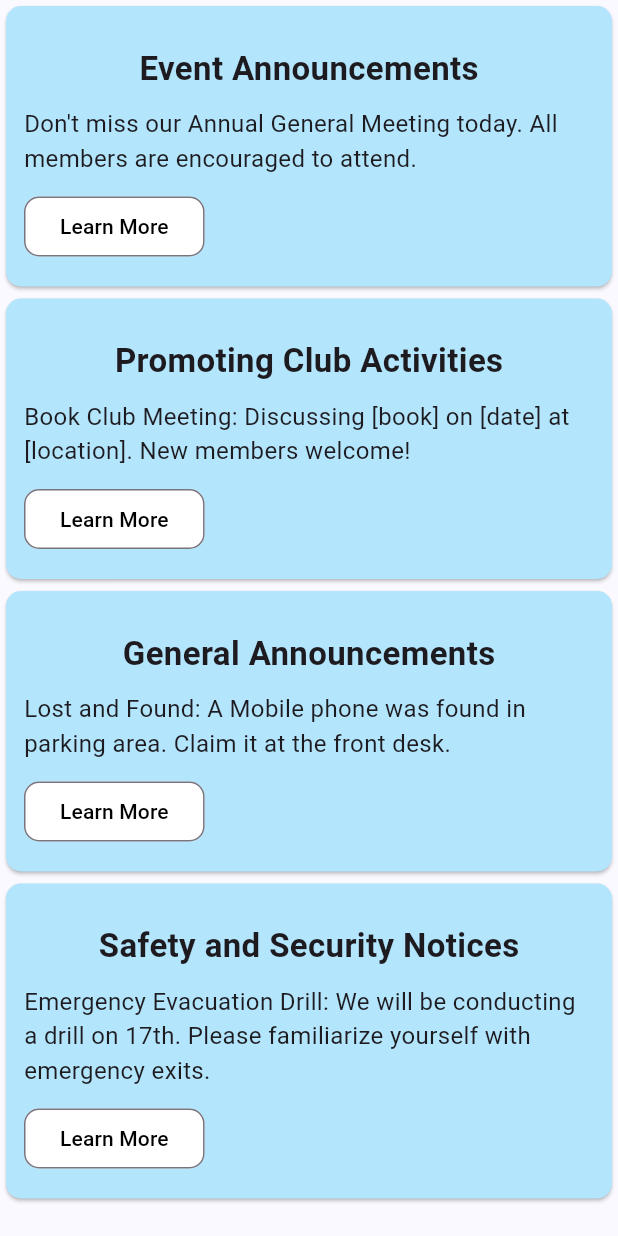
After one commit to ajay-rathod0801/reside_ease, a Flutter app: the CommunityNotice screen opened directly, on a phone screen of 412 x 824 dp. The commit adds this screen. Run offline on Flutter 3.47's test engine with Material 3 defaults, Android fonts, the phone set to English and light mode, and no system bars; our stand-ins replace pin_code_fields; network calls fail.

Commit message:
NoticeCards & NotifeBoard

```diff
--- a/lib/community_event_page.dart
+++ b/lib/community_event_page.dart
@@ -8,7 +8,7 @@ class CommunityEvent extends StatelessWidget {
   Widget build(BuildContext context) {
     return Scaffold(
           body: ListView(
-            padding: EdgeInsets.all(8),
+            padding: const EdgeInsets.all(8),
             children: [
               CardEvents(
                 imageUrl: 'https://images.unsplash.com/photo-1504805572947-34fad45aed93?q=80&w=2070&auto=format&fit=crop&ixlib=rb-4.0.3&ixid=M3wxMjA3fDB8MHxwaG90by1wYWdlfHx8fGVufDB8fHx8fA%3D%3D',
@@ -21,7 +21,7 @@ class CommunityEvent extends StatelessWidget {
                   // Add learn more logic here
                 },
               ),
-              SizedBox(height: 8),
+              const SizedBox(height: 8),
               CardEvents(
                 imageUrl: 'https://images.unsplash.com/photo-1683009427666-340595e57e43?q=80&w=2070&auto=format&fit=crop&ixlib=rb-4.0.3&ixid=M3wxMjA3fDF8MHxwaG90by1wYWdlfHx8fGVufDB8fHx8fA%3D%3D',
                 title: 'Scuba Diving in the Carribean 🏝️',
@@ -33,7 +33,7 @@ class CommunityEvent extends StatelessWidget {
                   // Add learn more logic here
                 },
               ),
-                            SizedBox(height: 8),
+                            const SizedBox(height: 8),
 
               CardEvents(
                 imageUrl: 'https://images.unsplash.com/photo-1682685797527-63b4e495938f?q=80&w=2070&auto=format&fit=crop&ixlib=rb-4.0.3&ixid=M3wxMjA3fDF8MHxwaG90by1wYWdlfHx8fGVufDB8fHx8fA%3D%3D',
@@ -46,7 +46,7 @@ class CommunityEvent extends StatelessWidget {
                   // Add learn more logic here
                 },
               ),
-                            SizedBox(height: 8),
+                            const SizedBox(height: 8),
 
               CardEvents(
                 imageUrl: 'https://images.unsplash.com/photo-1682685797366-715d29e33f9d?q=80&w=2070&auto=format&fit=crop&ixlib=rb-4.0.3&ixid=M3wxMjA3fDF8MHxwaG90by1wYWdlfHx8fGVufDB8fHx8fA%3D%3D',
--- /dev/null
+++ b/lib/community_notice_board.dart
@@ -0,0 +1,48 @@
+import 'package:flutter/material.dart';
+import 'package:reside_ease/widgets/notice_card.dart';
+
+
+
+class CommunityNotice extends StatelessWidget {
+  const CommunityNotice({super.key});
+
+  @override
+  Widget build(BuildContext context) {
+    return Scaffold(
+        body: ListView(
+          children: [
+            CardNotice(
+              title: 'Event Announcements',
+              description:
+              "Don't miss our Annual General Meeting today. All members are encouraged to attend.",
+              onLearnMorePressed: () {
+                // Add learn more logic here
+              },
+            ),
+            CardNotice(
+              title: 'Promoting Club Activities',
+              description: "Book Club Meeting: Discussing [book] on [date] at [location]. New members welcome!",
+              onLearnMorePressed: () {
+                // Add learn more logic here
+              },
+            ),
+            CardNotice(
+              title: 'General Announcements',
+              description: "Lost and Found: A Mobile phone was found in parking area. Claim it at the front desk.",
+              onLearnMorePressed: () {
+                // Add learn more logic here
+              },
+            ),
+            CardNotice(
+              title: 'Safety and Security Notices',
+              description: "Emergency Evacuation Drill: We will be conducting a drill on 17th. Please familiarize yourself with emergency exits.",
+              onLearnMorePressed: () {
+                // Add learn more logic here
+              },
+            ),
+            // Add more CardEvents as needed
+          ],
+        ),
+    );
+  }
+}
--- a/lib/community_page.dart
+++ b/lib/community_page.dart
@@ -2,6 +2,7 @@ import 'package:flutter/material.dart';
 import 'package:reside_ease/widgets/bottom_navigation.dart';
 import 'package:reside_ease/community_event_page.dart';
 import 'package:reside_ease/widgets/top_appbar.dart';
+import 'package:reside_ease/community_notice_board.dart';
 
 class CommunityPage extends StatelessWidget {
   const CommunityPage({super.key});
@@ -41,9 +42,7 @@ class CommunityPage extends StatelessWidget {
                     child: Text("Posts"),
                   ),
                   CommunityEvent(),
-                  Center(
-                    child: Text("Notice Board"),
-                  ),
+                  CommunityNotice()
                 ],
               ),
             ),
--- /dev/null
+++ b/lib/widgets/notice_card.dart
@@ -0,0 +1,76 @@
+import 'package:flutter/material.dart';
+
+class CardNotice extends StatelessWidget {
+  final String title;
+  final String description;
+  final VoidCallback onLearnMorePressed;
+
+  const CardNotice({
+    super.key,
+    required this.title,
+    required this.description,
+    required this.onLearnMorePressed,
+  });
+
+  @override
+  Widget build(BuildContext context) {
+    return Card(
+      // elevation: 5,
+      color: Colors.lightBlue.shade100,
+      shape: RoundedRectangleBorder(
+        borderRadius: BorderRadius.circular(10),
+      ),
+      child: Padding(
+        padding: const EdgeInsets.only(
+          top: 16,
+          left: 12,
+          right: 12,
+          bottom: 16,
+        ),
+        child: Column(
+          children: [
+            const SizedBox(
+              height: 10,
+            ),
+            Text(
+              title,
+              style: const TextStyle(
+                fontSize: 22,
+                fontWeight: FontWeight.w600,
+              ),
+            ),
+            const SizedBox(
+              height: 10,
+            ),
+            Text(
+              description,
+              style: const TextStyle(
+                fontSize: 16,
+                fontWeight: FontWeight.w400,
+              ),
+              maxLines: 4,
+              overflow: TextOverflow.ellipsis,
+            ),
+            const SizedBox(
+              height: 10,
+            ),
+            Align(
+              alignment: Alignment.bottomLeft,
+              child: OutlinedButton(
+                onPressed: onLearnMorePressed,
+                style: OutlinedButton.styleFrom(
+                  foregroundColor: Colors.black,
+                  backgroundColor: Colors.white,
+                  shape: RoundedRectangleBorder(
+                    borderRadius: BorderRadius.circular(10),
+                  ),
+                ),
+                child: const Text('Learn More'),
+              ),
+            ),
+          ],
+        ),
+      ),
+    );
+  }
+}
```
